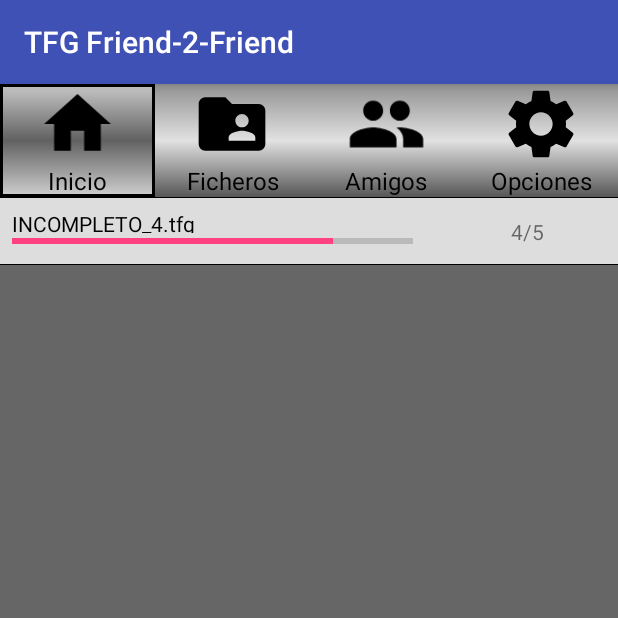
After one commit to Jagarc88/TFG_P2P_NSP, an Android app: the fragment FragmentElementFicheroDescarga placed in its activity, on a phone screen of 412 x 824 dp, the top half of it. The commit adds this screen. Run offline under Robolectric (Android 15) with nearby library versions, the phone set to English and light mode, and no system bars; network calls fail.

Commit message:
* Terminados layouts de los ficheros en descarga * Terminados layouts de los ficheros a compartir * El movil puede tumbarse sin crashear
FALTA EN ESTA RAMA
* Hacer los layout de los amigos
* Establecer una base de datos sencilla
* Pasar los '.properties' a la BBDD, los properties dan demasiados problemas
   (Si, me estan dando problemas otra vez, que le den)
* Establecer un sistema de almacenamiento de amigos simple

```diff
--- a/app/src/main/AndroidManifest.xml
+++ b/app/src/main/AndroidManifest.xml
@@ -6,7 +6,6 @@
     <uses-permission android:name="android.permission.ACCESS_WIFI_STATE"/>
     <uses-permission android:name="android.permission.READ_EXTERNAL_STORAGE" />
     <uses-permission android:name="android.permission.WRITE_EXTERNAL_STORAGE"/>
-
     <application
         android:name=".Controlador.AplicacionMain"
         android:allowBackup="true"
--- /dev/null
+++ b/app/src/main/java/com/tfgp2p/tfg_p2p_nsp/Fragmentos/FragmentElements/pestanaDescarga/FragmentElementFicheroDescarga.java
@@ -0,0 +1,70 @@
+package com.tfgp2p.tfg_p2p_nsp.Fragmentos.FragmentElements.pestanaDescarga;
+
+import android.app.Fragment;
+import android.os.Bundle;
+import android.view.LayoutInflater;
+import android.view.View;
+import android.view.ViewGroup;
+import android.widget.ProgressBar;
+import android.widget.TextView;
+
+import com.tfgp2p.tfg_p2p_nsp.Modelo.sistemaFicheros.Fichero;
+import com.tfgp2p.tfg_p2p_nsp.R;
+
+public class FragmentElementFicheroDescarga extends Fragment {
+
+    private static Fichero ficheroCargado;
+
+    private TextView text_indicador_numerador;
+    private TextView text_indicador_denominador;
+    private TextView text_descarga_nombrefichero;
+    private ProgressBar progressBar_descarga;
+
+    @Override
+    public View onCreateView(LayoutInflater inflater, ViewGroup container,
+                             Bundle savedInstanceState) {
+        // Inflate the layout for this fragment
+        View viewInicio = inflater.inflate(R.layout.download_file_layout, container, false);
+
+        text_indicador_numerador = viewInicio.findViewById(R.id.text_indicador_numerador);
+        text_indicador_denominador = viewInicio.findViewById(R.id.text_indicador_denominador);
+        text_descarga_nombrefichero = viewInicio.findViewById(R.id.test_descarga_nombrefichero);
+        progressBar_descarga = viewInicio.findViewById(R.id.progressBar_descarga);
+
+        loadData();
+
+        return viewInicio;
+    }
+
+    public void loadData(){
+        text_indicador_numerador.setText(Long.toString(ficheroCargado.getCantidadDescargada()));
+        text_indicador_denominador.setText(Long.toString(ficheroCargado.getTamanyoTotal()));
+        progressBar_descarga.setMax(100);
+        progressBar_descarga.setProgress(Math.round(ficheroCargado.getProcentageDescargado()));
+        text_descarga_nombrefichero.setText(ficheroCargado.getNombre());
+    }
+
+    public TextView getText_indicador_numerador() {
+        return text_indicador_numerador;
+    }
+
+    public TextView getText_indicador_denominador() {
+        return text_indicador_denominador;
+    }
+
+    public TextView getText_descarga_nombrefichero() {
+        return text_descarga_nombrefichero;
+    }
+
+    public ProgressBar getProgressBar_descarga() {
+        return progressBar_descarga;
+    }
+
+    public Fichero getFicheroCargado() {
+        return ficheroCargado;
+    }
+
+    public void setFicheroCargado(Fichero ficheroCargado) {
+        this.ficheroCargado = ficheroCargado;
+    }
+}
--- a/app/src/main/java/com/tfgp2p/tfg_p2p_nsp/Fragmentos/InicioFragment.java
+++ b/app/src/main/java/com/tfgp2p/tfg_p2p_nsp/Fragmentos/InicioFragment.java
@@ -39,10 +39,12 @@ public class InicioFragment extends FragmentTab {
         listaPestanas.add(pestanaFragmentTop);
 
         FragmentManager fragMan = getFragmentManager();
-        FragmentTransaction fragTransaction = fragMan.beginTransaction();
-
-        fragTransaction.replace(pestanaLayout.getId(), pestanaFragmentTop, "fragment");
-        fragTransaction.add(pestanaLayout.getId(), pestanaFragmentBottom, "fragment");
+        FragmentTransaction fragTransaction;
+        fragTransaction = fragMan.beginTransaction();
+        fragTransaction.replace(pestanaLayout.getId(), pestanaFragmentTop, null);
+        fragTransaction.commit();
+        fragTransaction = fragMan.beginTransaction();
+        fragTransaction.add(pestanaLayout.getId(), pestanaFragmentBottom, null);
         fragTransaction.commit();
 
         return viewInicio;
--- a/app/src/main/java/com/tfgp2p/tfg_p2p_nsp/Fragmentos/PestanaFragments/PestanaDescarga.java
+++ b/app/src/main/java/com/tfgp2p/tfg_p2p_nsp/Fragmentos/PestanaFragments/PestanaDescarga.java
@@ -1,17 +1,97 @@
 package com.tfgp2p.tfg_p2p_nsp.Fragmentos.PestanaFragments;
 
+import android.app.FragmentManager;
+import android.app.FragmentTransaction;
+import android.content.Context;
 import android.view.View;
+import android.widget.LinearLayout;
+import android.widget.ScrollView;
 
+import com.tfgp2p.tfg_p2p_nsp.Fragmentos.FragmentElements.pestanaDescarga.FragmentElementFicheroDescarga;
+import com.tfgp2p.tfg_p2p_nsp.Modelo.sistemaFicheros.Fichero;
+import com.tfgp2p.tfg_p2p_nsp.Modelo.sistemaFicheros.GestorSistemaFicheros;
 import com.tfgp2p.tfg_p2p_nsp.R;
+
+import java.util.List;
 
 /**
  * Created by Deekin on 02/12/2017.
  */
 
 public class PestanaDescarga extends PestanaFragment{
+
+    LinearLayout linearLayout_listaDescargados;
+
     @Override
     protected void rellenaVariables(View view) {
         imageHeadPestana.setImageResource(R.drawable.ic_file_download_black_24dp);
         textTitutloHeadPestana.setText(getText(R.string.pestana_titulo_descarga));
+
+        linearLayout_listaDescargados = createConteiner(layoutRellenoPestana);
+
+        loadFragmentAPestanya();
     }
+
+    private void loadFragmentAPestanya(){
+
+        List<Fichero> ficheroList = GestorSistemaFicheros.extraerIncompletos();
+
+        FragmentManager fragMan = getFragmentManager();
+        FragmentTransaction fragTransaction;
+        for(int i=0;i<ficheroList.size();i++) {
+            fragTransaction = fragMan.beginTransaction();
+            FragmentElementFicheroDescarga fragmentED = new FragmentElementFicheroDescarga();
+            Fichero aFichero = ficheroList.get(i);
+            fragmentED.setFicheroCargado(aFichero);
+            if (i == 0) {
+                fragTransaction.replace(linearLayout_listaDescargados.getId(), fragmentED, null);
+            } else {
+                fragTransaction.add(linearLayout_listaDescargados.getId(), fragmentED, null);
+            }
+            fragTransaction.commit();
+        }
+    }
+
+
+    /**
+     *   <ScrollView
+     *        android:layout_width="match_parent"
+     *        android:layout_height="match_parent">
+
+     <LinearLayout
+     android:id="@+id/elemento_listafileslots"
+     android:layout_width="match_parent"
+     android:layout_height="wrap_content"
+     android:orientation="vertical" />
+     </ScrollView>
+     * @param linearLayoutCompartiendo
+     * @return
+     */
+    private LinearLayout createConteiner(LinearLayout linearLayoutCompartiendo){
+
+        Context context = linearLayoutCompartiendo.getContext();
+
+        //Scroller que contendra los ficheros
+        ScrollView scrollView = new ScrollView(context);
+        ScrollView.LayoutParams layoutParamsScrollView =
+                new ScrollView.LayoutParams(
+                        ScrollView.LayoutParams.MATCH_PARENT,
+                        ScrollView.LayoutParams.MATCH_PARENT);
+        scrollView.setLayoutParams(layoutParamsScrollView);
+
+        //
+        LinearLayout linearLayout = new LinearLayout(context);
+        linearLayout.setId(R.id.elemento_listaseleccionar);
+        LinearLayout.LayoutParams layoutParamsLinearLayout =
+                new LinearLayout.LayoutParams(
+                        LinearLayout.LayoutParams.MATCH_PARENT,
+                        LinearLayout.LayoutParams.WRAP_CONTENT);
+        linearLayout.setOrientation(LinearLayout.VERTICAL);
+        linearLayout.setLayoutParams(layoutParamsLinearLayout);
+
+        scrollView.addView(linearLayout);
+        linearLayoutCompartiendo.addView(scrollView);
+        return linearLayout;
+    }
+
 }
--- a/app/src/main/java/com/tfgp2p/tfg_p2p_nsp/Modelo/sistemaFicheros/Fichero.java
+++ b/app/src/main/java/com/tfgp2p/tfg_p2p_nsp/Modelo/sistemaFicheros/Fichero.java
@@ -5,6 +5,9 @@ public class Fichero implements Comparable<Fichero>{
     private TipoFichero tipoFichero;
     private String path;
     private String nombre;
+    private long cantidadDescargada;
+    private long tamanyoTotal;
+    private boolean incompleto;
 
     public Fichero(){
         this.nombre = null;
@@ -16,6 +19,8 @@ public class Fichero implements Comparable<Fichero>{
         this.nombre = nombre;
         this.path = path;
         this.tipoFichero = TipoFichero.obtainTipoFichero(nombre);
+        incompleto = false;
+        completarInformacionDescarga(tipoFichero);
     }
 
     public int compareTo(Fichero o) {
@@ -25,7 +30,6 @@ public class Fichero implements Comparable<Fichero>{
             throw new IllegalArgumentException();
     }
     //-------------------------------------------
-
 
 
     //---------- GETTERS && SETTERS -------------
@@ -52,4 +56,45 @@ public class Fichero implements Comparable<Fichero>{
     public void setNombre(String nombre) {
         this.nombre = nombre;
     }
+
+    public long getCantidadDescargada() {
+        return cantidadDescargada;
+    }
+
+    public void setCantidadDescargada(long cantidadDescargada) {
+        this.cantidadDescargada = cantidadDescargada;
+    }
+
+    public long getTamanyoTotal() {
+        return tamanyoTotal;
+    }
+
+    public void setTamanyoTotal(long tamanyoTotal) {
+        this.tamanyoTotal = tamanyoTotal;
+    }
+
+    public boolean isIncompleto() {
+        return incompleto;
+    }
+
+    public void setIncompleto(boolean incompleto) {
+        this.incompleto = incompleto;
+    }
+
+    public float getProcentageDescargado(){
+        return 100*cantidadDescargada/tamanyoTotal;
+    }
+
+    /**
+     * Rellena los datos del fichero en incompleto en descarga si es necesario
+     * @param tipoFichero
+     * @return
+     */
+    private void completarInformacionDescarga(TipoFichero tipoFichero){
+        if(tipoFichero == TipoFichero.DOWNLOADING){
+            incompleto = true;
+        }
+
+        // TODO Determinar la extraccion de la información de los datos
+    }
 }
--- a/app/src/main/java/com/tfgp2p/tfg_p2p_nsp/Modelo/sistemaFicheros/GestorSistemaFicheros.java
+++ b/app/src/main/java/com/tfgp2p/tfg_p2p_nsp/Modelo/sistemaFicheros/GestorSistemaFicheros.java
@@ -58,9 +58,18 @@ public class GestorSistemaFicheros {
     }
 
     public void fillContent(String Path) throws IOException {
-
         currentDir = new File(Path);
         fill(currentDir);
+    }
+
+    /**
+     * ESTA FUNCION SOLO SE USARA EN CASOS DE TEST
+     * @param anyadir
+     */
+    public static void addFilesDir(List<Fichero> anyadir){
+        if(dir != null){
+            dir.addAll(anyadir);
+        }
     }
 
     public static List<Fichero> getFiles(){
@@ -73,4 +82,19 @@ public class GestorSistemaFicheros {
             compart.reloadCompartiendoCarpetaData();
         }
     }
+
+    /**
+     * Devuelve una lista solo con los ficheros incompletos en la carpeta actual
+     * @return
+     */
+    public static List<Fichero> extraerIncompletos(){
+        List<Fichero> ficheroList = new ArrayList<>();
+
+        for (Fichero fichero: dir) {
+            if(fichero.isIncompleto()){
+                ficheroList.add(fichero);
+            }
+        }
+        return ficheroList;
+    }
 }
--- a/app/src/main/java/com/tfgp2p/tfg_p2p_nsp/Modelo/sistemaFicheros/TipoFichero.java
+++ b/app/src/main/java/com/tfgp2p/tfg_p2p_nsp/Modelo/sistemaFicheros/TipoFichero.java
@@ -9,7 +9,7 @@ import com.tfgp2p.tfg_p2p_nsp.R;
 public enum TipoFichero {
 
     // Solo estos dos por ahora, en el futuro habra mas
-    MP3, AVI, FOLD;
+    MP3, AVI, FOLD, DOWNLOADING;
 
     /**
      * Devuelve el tipo fichero apartir del nombre del fichero
@@ -32,6 +32,7 @@ public enum TipoFichero {
             switch (nombreDesglosado[nombreDesglosado.length-1]) {
                 case "mp3": tipoFichero = MP3; break;
                 case "avi": tipoFichero = AVI; break;
+                case "tfg": tipoFichero = DOWNLOADING; break;
                 default: tipoFichero = FOLD; break;
             }
         }
--- /dev/null
+++ b/app/src/main/res/layout/download_file_layout.xml
@@ -0,0 +1,75 @@
+<?xml version="1.0" encoding="utf-8"?>
+<android.support.constraint.ConstraintLayout
+    xmlns:android="http://schemas.android.com/apk/res/android"
+    xmlns:app="http://schemas.android.com/apk/res-auto"
+    xmlns:tools="http://schemas.android.com/tools"
+    android:layout_width="match_parent"
+    android:layout_height="45dp"
+    android:background="@drawable/background_config_opt">
+
+    <TextView
+        android:id="@+id/test_descarga_nombrefichero"
+        android:layout_width="270dp"
+        android:layout_height="16dp"
+        android:layout_marginBottom="8dp"
+        android:layout_marginLeft="8dp"
+        android:layout_marginStart="8dp"
+        android:layout_marginTop="8dp"
+        android:ellipsize="end"
+        android:maxLines="1"
+        android:text="TextViewasasdafasdfasdfasasdfasdf"
+        android:textColor="@android:color/black"
+        app:layout_constraintBottom_toBottomOf="parent"
+        app:layout_constraintStart_toStartOf="parent"
+        app:layout_constraintTop_toTopOf="parent"
+        app:layout_constraintVertical_bias="0.0" />
+
+    <ProgressBar
+        android:id="@+id/progressBar_descarga"
+        style="?android:attr/progressBarStyleHorizontal"
+        android:layout_width="267dp"
+        android:layout_height="15dp"
+        android:layout_marginBottom="8dp"
+        android:layout_marginLeft="8dp"
+        android:layout_marginStart="8dp"
+        android:layout_marginTop="8dp"
+        app:layout_constraintBottom_toBottomOf="parent"
+        app:layout_constraintStart_toStartOf="parent"
+        app:layout_constraintTop_toTopOf="parent"
+        app:layout_constraintVertical_bias="1.0" />
+
+    <LinearLayout
+        android:layout_width="wrap_content"
+        android:layout_height="wrap_content"
+        android:layout_marginBottom="8dp"
+        android:layout_marginEnd="8dp"
+        android:layout_marginLeft="8dp"
+        android:layout_marginRight="8dp"
+        android:layout_marginStart="8dp"
+        android:layout_marginTop="8dp"
+        android:orientation="horizontal"
+        app:layout_constraintBottom_toBottomOf="parent"
+        app:layout_constraintEnd_toEndOf="parent"
+        app:layout_constraintHorizontal_bias="0.578"
+        app:layout_constraintStart_toEndOf="@+id/progressBar_descarga"
+        app:layout_constraintTop_toTopOf="parent">
+
+        <TextView
+            android:id="@+id/text_indicador_numerador"
+            android:layout_width="wrap_content"
+            android:layout_height="wrap_content"
+            android:text="10Gb" />
+
+        <TextView
+            android:layout_width="wrap_content"
+            android:layout_height="wrap_content"
+            android:text="/" />
+
+        <TextView
+            android:id="@+id/text_indicador_denominador"
+            android:layout_width="wrap_content"
+            android:layout_height="wrap_content"
+            android:text="22Gb" />
+    </LinearLayout>
+
+</android.support.constraint.ConstraintLayout>
--- a/app/src/main/res/layout/fragment_pestana.xml
+++ b/app/src/main/res/layout/fragment_pestana.xml
@@ -54,6 +54,6 @@
         android:layout_height="1dp"
         android:layout_weight="1"
         android:background="@android:color/holo_blue_light"
-        android:orientation="horizontal">
+        android:orientation="vertical">
     </LinearLayout>
 </LinearLayout>
```
Also changed, not shown: app/src/main/java/com/tfgp2p/tfg_p2p_nsp/ActivitySeleccionCarpeta.java (+4 -6 lines), app/src/main/java/com/tfgp2p/tfg_p2p_nsp/Controlador/AplicacionMain.java (+15 -3 lines), app/src/main/java/com/tfgp2p/tfg_p2p_nsp/Fragmentos/FicherosFragment.java (+3 -6 lines), app/src/main/java/com/tfgp2p/tfg_p2p_nsp/Modelo/ConfigProperties.java (+27 -38 lines), app/src/main/res/drawable/background_download_compartidor_deseleccionado.xml (added, +13 -0 lines), app/src/main/res/drawable/background_download_compartidor_seleccionado.xml (added, +13 -0 lines), app/src/main/res/layout/download_fromfriend_layout.xml (added, +45 -0 lines), 1 other file.
